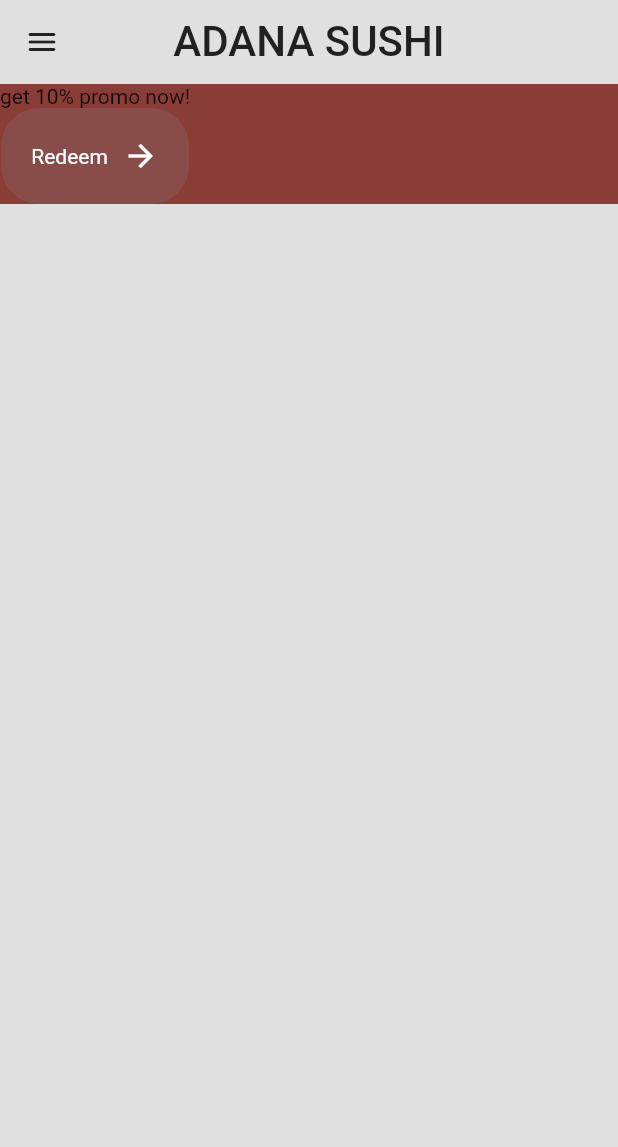
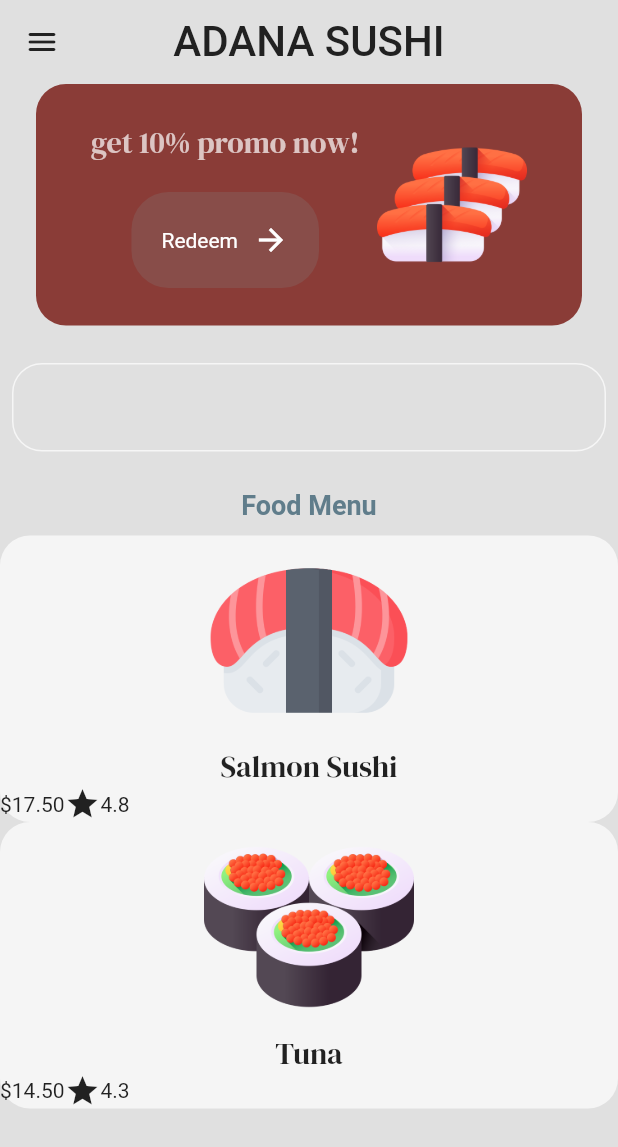
Before and after one commit to ArdaFA/restaurant_app, a Flutter app: the MenuPage screen opened by its route, on a phone screen of 412 x 824 dp. Shown: the top 1147 px of the screen. Run offline on Flutter 3.47's test engine with Material 2 defaults, Android fonts, the phone set to English and light mode, and no system bars; our stand-ins replace google_fonts.

Commit message:
added menu

```diff
--- /dev/null
+++ b/lib/components/food_tile.dart
@@ -0,0 +1,47 @@
+import 'package:flutter/material.dart';
+import 'package:google_fonts/google_fonts.dart';
+
+import '../models/food.dart';
+
+class FoodTile extends StatelessWidget {
+  // for each food tile we need to know what the food is
+  final Food food;
+  const FoodTile({
+    super.key,
+    required this.food
+});
+
+  @override
+  Widget build(BuildContext context) {
+    return Container(
+      decoration: BoxDecoration(
+        color: Colors.grey[100],
+        borderRadius: BorderRadius.circular(20),
+      ),
+      child: Column(
+
+        children: [// image
+          Image.asset(food.imagePath,
+          height: 140,),
+          // text
+          Text(food.name,
+          style: GoogleFonts.dmSerifDisplay(
+            fontSize: 20
+          ),),
+
+          // price + rating
+          Row(
+            children: [
+              Text('\$' + food.price),
+
+              //rating
+              Icon(Icons.star),
+              Text(food.rating),
+            ],
+          )
+        ]
+
+      ),
+    );
+  }
+}
--- a/lib/main.dart
+++ b/lib/main.dart
@@ -17,7 +17,7 @@ class MyApp extends StatelessWidget{
         home: IntroPage(),
       routes: {
         '/intropage': (context) => const IntroPage(),
-        '/menupage' :  (context) => const MenuPage(),
+        '/menupage' :  (context) =>  MenuPage(),
       },
     ); //MaterialApp
   }
--- /dev/null
+++ b/lib/models/food.dart
@@ -0,0 +1,23 @@
+// a class for what a food is going to be
+
+class Food {
+
+  // Each food have the following attributes
+  String name;
+  String price;
+  String imagePath;
+  String rating;
+
+  // Constructor
+  Food({required this.name,
+        required this.price,
+        required this.imagePath,
+        required this.rating});
+
+  // getter method
+  String get _name => name;
+  String get _price => price;
+  String get _imagePath => imagePath;
+  String get _rating => rating;
+
+}
--- a/lib/pages/menu_page.dart
+++ b/lib/pages/menu_page.dart
@@ -1,10 +1,21 @@
 import 'package:flutter/material.dart';
 import 'package:google_fonts/google_fonts.dart';
 import 'package:restaurant_app/components/button.dart';
+import 'package:restaurant_app/models/food.dart';
 import 'package:restaurant_app/themes/colors.dart';
 
+import '../components/food_tile.dart';
+
 class MenuPage extends StatelessWidget {
-  const MenuPage({Key? key}) : super(key: key);
+    MenuPage({Key? key}) : super(key: key);
+
+  // food list (menu)
+  List foodMenu = [
+    // Salmon sushi
+    Food(name: "Salmon Sushi", price: "17.50", imagePath: 'lib/images/salmon.png', rating: "4.8"),
+    // tuna
+    Food(name: "Tuna", price: "14.50", imagePath: 'lib/images/tuna.png', rating: "4.3"),
+  ];
 
   @override
   Widget build(BuildContext context) {
@@ -25,7 +36,7 @@ class MenuPage extends StatelessWidget {
           title: Text(
                 "ADANA SUSHI",
             style: TextStyle(
-              fontFamily: 'Japanese', // The family name from pubspec.yaml
+              // fontFamily: 'Japanese', // The family name from pubspec.yaml
               fontSize: 28,
               color: Colors.grey[900],
             ),
@@ -35,15 +46,27 @@ class MenuPage extends StatelessWidget {
           children: [
             // promo banner
             Container(
-              decoration: BoxDecoration(color: primaryColor),
+              decoration: BoxDecoration(color: primaryColor, borderRadius: BorderRadius.circular(20)),
+              margin: const EdgeInsets.symmetric(horizontal: 24),
+              padding: EdgeInsets.all(25),
               child: Row(
+                mainAxisAlignment: MainAxisAlignment.spaceEvenly,
                 children: [
 
                   Column(
+                    crossAxisAlignment: CrossAxisAlignment.center,
                     children: [
                       // promo message
-                      Text("get 10% promo now!"),
+                      Text(
+                        "get 10% promo now!",
+                        style: GoogleFonts.dmSerifDisplay(
+                          fontSize: 20,
+                          color: Colors.white70,
+                        )
+                        ),
 
+                      // some space between them
+                      SizedBox(height: 20),
                       // redeem button
                       MyButton(
                           text: "Redeem",
@@ -53,15 +76,54 @@ class MenuPage extends StatelessWidget {
                     ],
                   ),
 
-
-
+                  // image
+                  Image.asset('lib/images/many_sushi.png', height: 100)
                 ],
               ),
-            )
+            ),
+
+            const SizedBox(height: 25,),
 
             // search bar
+            Padding(
+              padding: const EdgeInsets.symmetric(horizontal: 8.0),
+              child: TextField(
+                decoration: InputDecoration(
+                    focusedBorder: OutlineInputBorder(
+                        borderSide: const BorderSide(
+                          color: Colors.white70,
+                        ),
+                        borderRadius: BorderRadius.circular(20)
+                    ),
+                  enabledBorder: OutlineInputBorder(
+                      borderSide: const BorderSide(
+                        color: Colors.white70,
+                      ),
+                      borderRadius: BorderRadius.circular(20)
+                  ),
+                ),
+              ),
+            ),
+
+            const SizedBox(height: 25),
 
             // menu list
+            const Text("Food Menu",
+            style: TextStyle(
+              fontWeight: FontWeight.bold,
+              color: Colors.blueGrey,
+              fontSize: 18
+            ),),
+
+            const SizedBox(height: 10),
+
+            // to fill up the rest of the space, use expanded widget
+            Expanded(
+              child: ListView.builder(
+                itemCount: foodMenu.length,
+                itemBuilder: (context, index) => FoodTile(food: foodMenu[index],),
+              ),
+            ),
 
             // popular food
 
--- a/pubspec.yaml
+++ b/pubspec.yaml
@@ -78,7 +78,7 @@ flutter:
   fonts:
     - family: Japanese
       fonts:
-        - asset: fonts/SawarabiMincho-Regular.ttf
+        - asset: lib/fonts/SawarabiMincho-Regular.ttf
   #       - asset: fonts/Schyler-Italic.ttf
   #         style: italic
   #   - family: Trajan Pro
```
